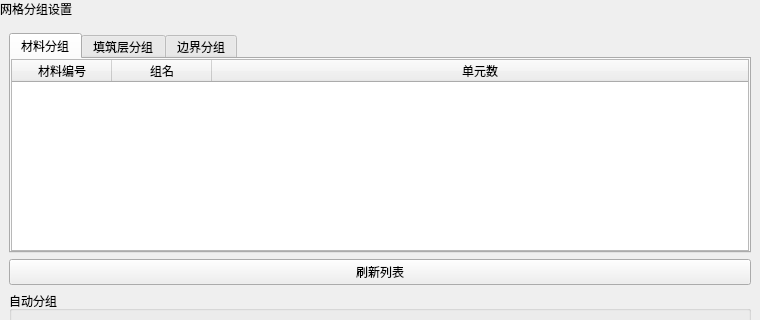
First picture: the form in plugins/Base_Mesh/MeshGroupingWidget.ui, repository asd977/base_cae, before the edit; both pictures show x 0 to 760 and y 0 to 320 of the 760 by 620 pixel window.
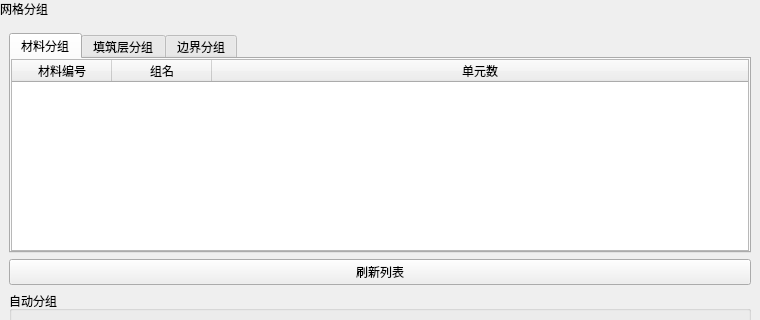
Second picture: the form after the edit.

The edit to the form file:
```diff
--- a/plugins/Base_Mesh/MeshGroupingWidget.ui
+++ b/plugins/Base_Mesh/MeshGroupingWidget.ui
@@ -38,7 +38,7 @@
       </sizepolicy>
      </property>
      <property name="text">
-      <string>网格分组设置</string>
+      <string>网格分组</string>
      </property>
     </widget>
    </item>
```
